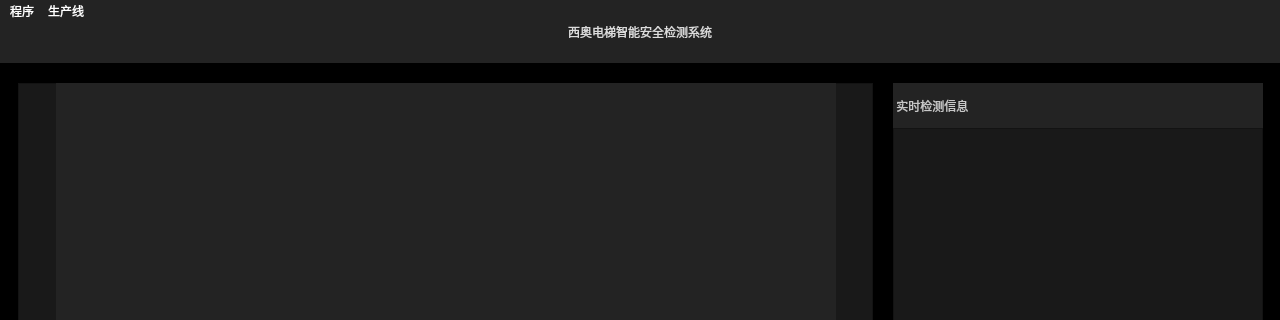
The window that utils/main_window.ui (zhenhuic/xio-intrusion-detection) describes before a commit, drawn with Qt 5; both pictures show x 0 to 1280 and y 0 to 320 of the 1280 by 720 pixel window.
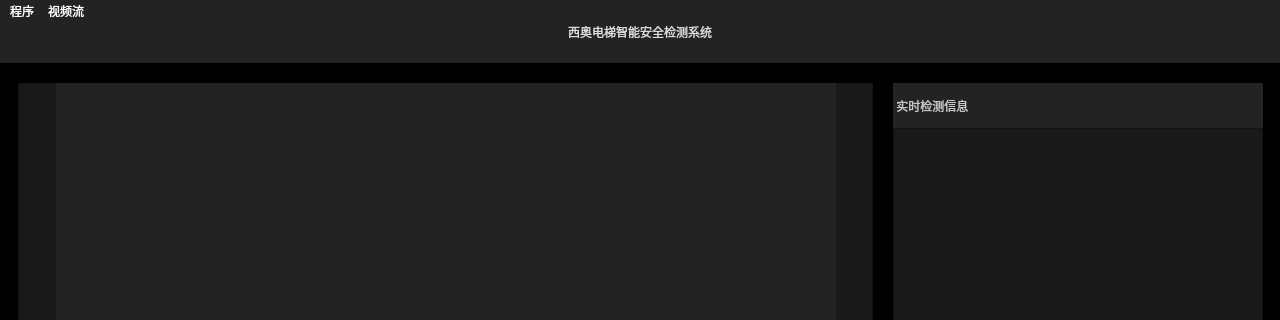
The same window after the commit.

```diff
--- a/utils/main_window.ui
+++ b/utils/main_window.ui
@@ -299,7 +299,7 @@
    </property>
    <widget class="QMenu" name="streammenu">
     <property name="title">
-     <string>生产线</string>
+     <string>视频流</string>
     </property>
     <addaction name="stream_1"/>
     <addaction name="stream_2"/>
```
Left out of the diff: 4 changed lines with no effect on the pictures.
